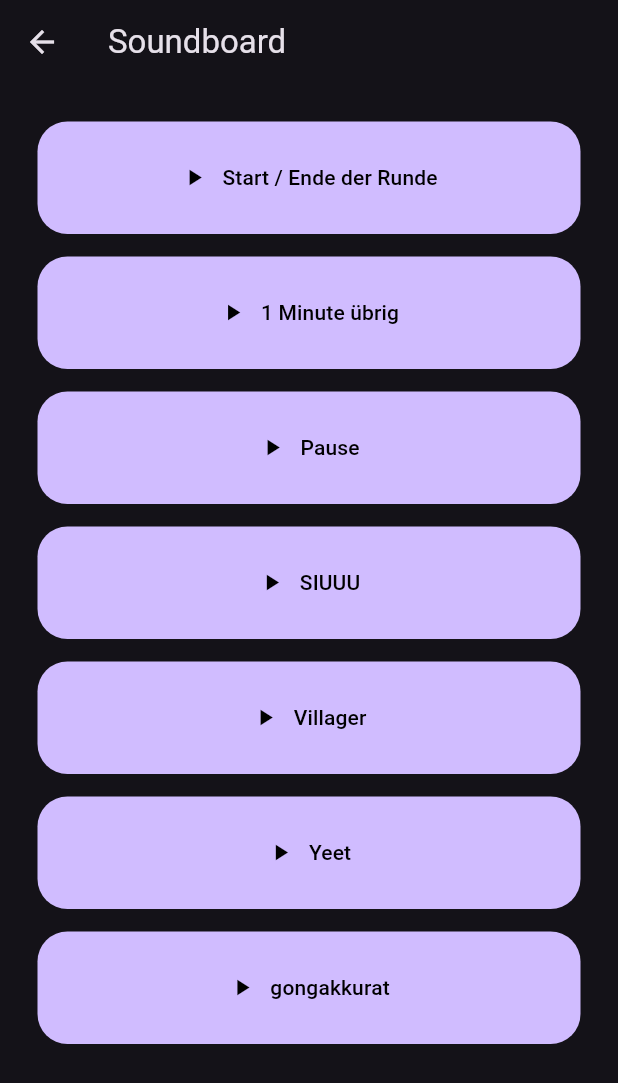
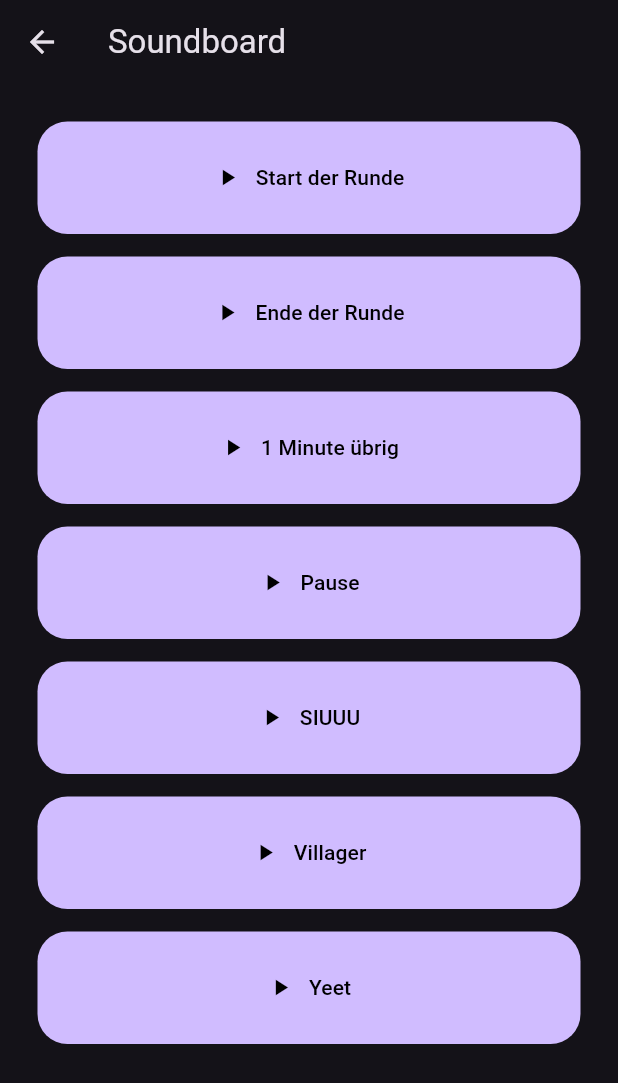
Before and after one commit to PhoenixFlyy/MiniOlympiade, a Flutter app: the SoundBoard screen opened directly, on a phone screen of 412 x 824 dp. Shown: the top 1083 px of the screen. Run offline on Flutter 3.47's test engine with Material 2 defaults, Android fonts, the phone set to English and light mode, and no system bars; our stand-ins replace audioplayers, firebase_core, firebase_database, shared_preferences; accounts and stored records are empty.

Commit message:
Sounds umbenannt

```diff
--- a/winter_olympiade/lib/utils/Soundboard.dart
+++ b/winter_olympiade/lib/utils/Soundboard.dart
@@ -38,14 +38,15 @@ class SoundBoard extends StatelessWidget {
           padding: const EdgeInsets.all(25),
           child: Column(
             children: [
-              PlayButton("Start / Ende der Runde", playStartSound),
+              PlayButton("Start der Runde", playStartSound),
+              PlayButton("Ende der Runde", playgongakkuratSound),
               PlayButton("1 Minute übrig", playWhooshSound),
               PlayButton("Pause", playWhistleSound),
               PlayButton("SIUUU", playSiuuuSound),
               PlayButton("Villager", playVillagerSound),
               PlayButton("Yeet", playYeetSound),
               //PlayButton("Schlagbolzen", playschlagbolzenSound),
-              PlayButton("gongakkurat", playgongakkuratSound),
+
               //PlayButton("gonghell", playgonghellSound),
               //PlayButton("gongvoluminös", playgongvoluminoesSound),
             ],
```
